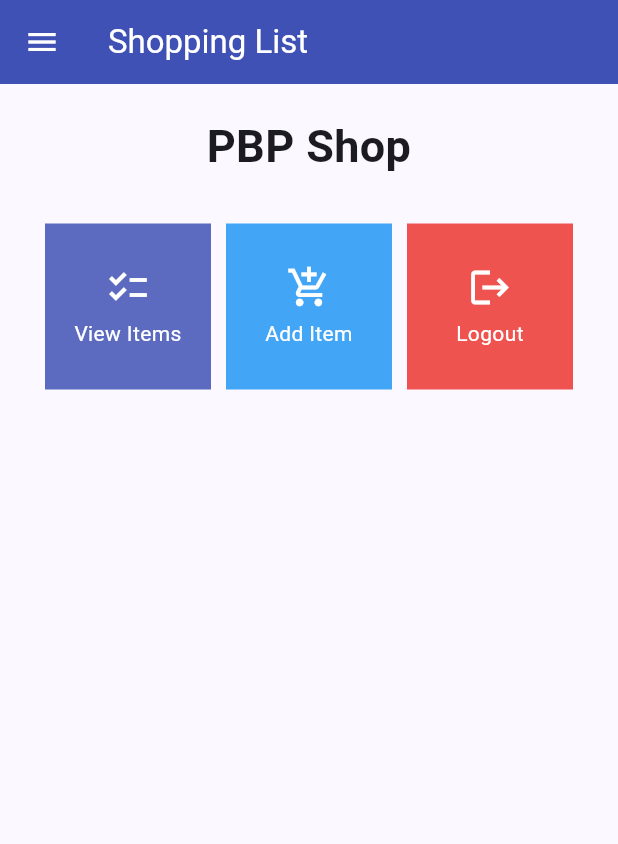
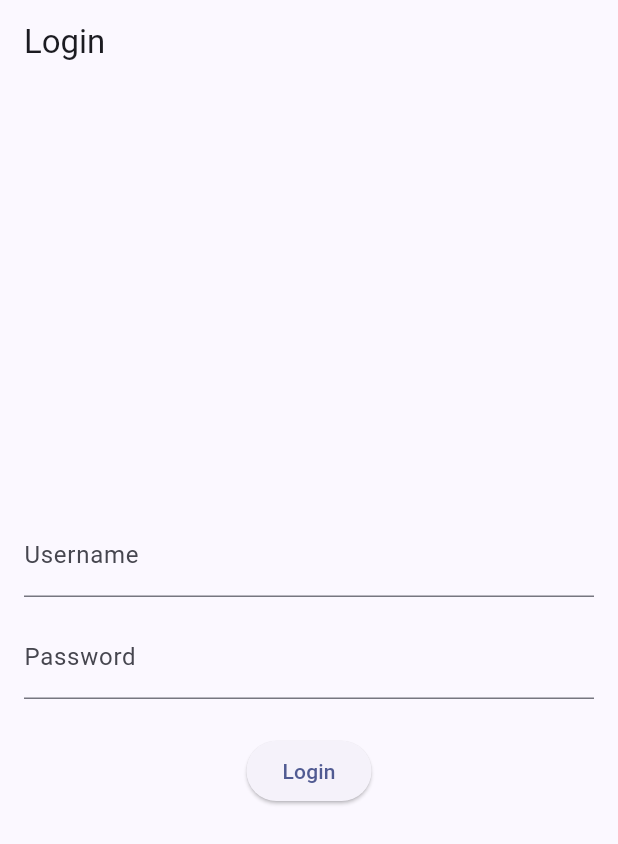
Before and after one commit to fiardiel/shopping-list-mobile, a Flutter app: the screen it shows after launch, on a phone screen of 412 x 824 dp. Shown: the top 844 px of the screen. Run offline on Flutter 3.47's test engine with Material 2 defaults, Android fonts, the phone set to English and light mode, and no system bars; missing offline and left inert: pbp_django_auth.

Commit message:
Completed tutorial 8

```diff
--- a/lib/main.dart
+++ b/lib/main.dart
@@ -1,38 +1,31 @@
 import 'package:flutter/material.dart';
-import 'package:shopping_list/screens/menu.dart';
+import 'package:shopping_list/screens/login.dart';
+import 'package:provider/provider.dart';
+import 'package:pbp_django_auth/pbp_django_auth.dart';
 
 void main() {
   runApp(const MyApp());
 }
 
+
 class MyApp extends StatelessWidget {
-  const MyApp({super.key});
+  const MyApp({Key? key}) : super(key: key);
 
-  // This widget is the root of your application.
   @override
   Widget build(BuildContext context) {
-    return MaterialApp(
-      title: 'Flutter Demo',
-      theme: ThemeData(
-        // This is the theme of your application.
-        //
-        // TRY THIS: Try running your application with "flutter run". You'll see
-        // the application has a blue toolbar. Then, without quitting the app,
-        // try changing the seedColor in the colorScheme below to Colors.green
-        // and then invoke "hot reload" (save your changes or press the "hot
-        // reload" button in a Flutter-supported IDE, or press "r" if you used
-        // the command line to start the app).
-        //
-        // Notice that the counter didn't reset back to zero; the application
-        // state is not lost during the reload. To reset the state, use hot
-        // restart instead.
-        //
-        // This works for code too, not just values: Most code changes can be
-        // tested with just a hot reload.
-        colorScheme: ColorScheme.fromSeed(seedColor: Colors.indigo),
-        useMaterial3: true,
+    return Provider(
+      create: (_) {
+        CookieRequest request = CookieRequest();
+        return request;
+      },
+      child: MaterialApp(
+          title: 'Flutter App',
+          theme: ThemeData(
+            colorScheme: ColorScheme.fromSeed(seedColor: Colors.indigo),
+            useMaterial3: true,
+          ),
+          home: const LoginPage(),
       ),
-      home: MyHomePage(),
     );
   }
 }
--- /dev/null
+++ b/lib/screens/login.dart
@@ -0,0 +1,114 @@
+import 'package:shopping_list/screens/menu.dart';
+import 'package:flutter/material.dart';
+import 'package:pbp_django_auth/pbp_django_auth.dart';
+import 'package:provider/provider.dart';
+
+void main() {
+    runApp(const LoginApp());
+}
+
+class LoginApp extends StatelessWidget {
+const LoginApp({super.key});
+
+@override
+Widget build(BuildContext context) {
+    return MaterialApp(
+        title: 'Login',
+        theme: ThemeData(
+            primarySwatch: Colors.blue,
+    ),
+    home: const LoginPage(),
+    );
+    }
+}
+
+class LoginPage extends StatefulWidget {
+    const LoginPage({super.key});
+
+    @override
+    _LoginPageState createState() => _LoginPageState();
+}
+
+class _LoginPageState extends State<LoginPage> {
+    final TextEditingController _usernameController = TextEditingController();
+    final TextEditingController _passwordController = TextEditingController();
+
+    @override
+    Widget build(BuildContext context) {
+        final request = context.watch<CookieRequest>();
+        return Scaffold(
+            appBar: AppBar(
+                title: const Text('Login'),
+            ),
+            body: Container(
+                padding: const EdgeInsets.all(16.0),
+                child: Column(
+                    mainAxisAlignment: MainAxisAlignment.center,
+                    children: [
+                        TextField(
+                            controller: _usernameController,
+                            decoration: const InputDecoration(
+                                labelText: 'Username',
+                            ),
+                        ),
+                        const SizedBox(height: 12.0),
+                        TextField(
+                            controller: _passwordController,
+                            decoration: const InputDecoration(
+                                labelText: 'Password',
+                            ),
+                            obscureText: true,
+                        ),
+                        const SizedBox(height: 24.0),
+                        ElevatedButton(
+                            onPressed: () async {
+                                String username = _usernameController.text;
+                                String password = _passwordController.text;
+
+                                // Check credentials
+                                // TODO: Change the URL and don't forget to add a trailing slash (/) at the end of the URL!
+                                // To connect the Android emulator to Django on localhost,
+                                // use the URL http://10.0.2.2/
+                                final response = await request.login("http://127.0.0.1:8000/auth/login/", {
+                                'username': username,
+                                'password': password,
+                                });
+
+                                if (request.loggedIn) {
+                                    String message = response['message'];
+                                    String uname = response['username'];
+                                    Navigator.pushReplacement(
+                                        context,
+                                        MaterialPageRoute(builder: (context) => MyHomePage()),
+                                    );
+                                    ScaffoldMessenger.of(context)
+                                        ..hideCurrentSnackBar()
+                                        ..showSnackBar(
+                                            SnackBar(content: Text("$message Welcome, $uname.")));
+                                    } else {
+                                    showDialog(
+                                        context: context,
+                                        builder: (context) => AlertDialog(
+                                            title: const Text('Login Failed'),
+                                            content:
+                                                Text(response['message']),
+                                            actions: [
+                                                TextButton(
+                                                    child: const Text('OK'),
+                                                    onPressed: () {
+                                                        Navigator.pop(context);
+                                                    },
+                                                ),
+                                            ],
+                                        ),
+                                    );
+                                }
+                            },
+                            child: const Text('Login'),
+                        ),
+                    ],
+                ),
+            ),
+        );
+    }
+}
--- a/lib/screens/menu.dart
+++ b/lib/screens/menu.dart
@@ -8,7 +8,7 @@ class MyHomePage extends StatelessWidget {
   MyHomePage({Key? key}) : super(key: key);
 
   final List<ShopItem> items = [
-    ShopItem("View Items", Icons.checklist, Colors.indigo.shade400),
+    ShopItem("View Products", Icons.checklist, Colors.indigo.shade400),
     ShopItem("Add Item", Icons.add_shopping_cart, Colors.blue.shade400),
     ShopItem("Logout", Icons.logout, Colors.red.shade400),
   ];
--- a/pubspec.yaml
+++ b/pubspec.yaml
@@ -35,6 +35,9 @@ dependencies:
   # The following adds the Cupertino Icons font to your application.
   # Use with the CupertinoIcons class for iOS style icons.
   cupertino_icons: ^1.0.2
+  provider: ^6.1.1
+  pbp_django_auth: ^0.3.1
+  http: ^0.13.6
 
 dev_dependencies:
   flutter_test:
```
Also changed, not shown: lib/models/product.dart (added, +65 -0 lines), lib/screens/list_product.dart (added, +92 -0 lines), lib/screens/shoplist_form.dart (+34 -35 lines), lib/widgets/left_drawer.dart (+12 -0 lines), lib/widgets/shop_card.dart (+30 -1 lines), pubspec.lock, 2 other files.
